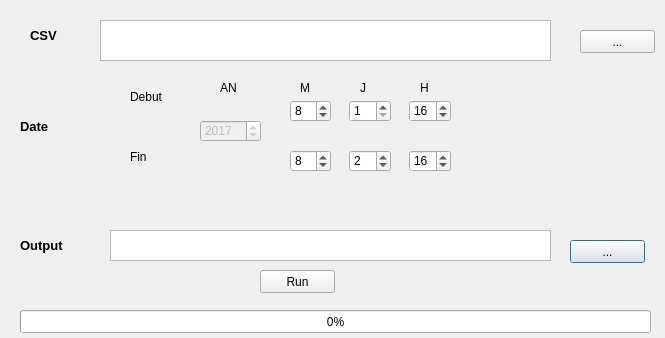
This is BioSIM_dialog_image.ui in RNCan/BioSIMPlugin as Qt 5 draws it before an edit. The edited form follows.
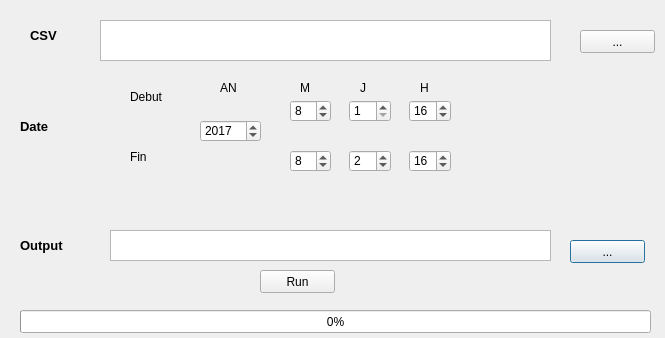
This is the edited form.

The edit to the form file:
```diff
--- a/BioSIM_dialog_image.ui
+++ b/BioSIM_dialog_image.ui
@@ -187,7 +187,7 @@
   </widget>
   <widget class="QSpinBox" name="spin_an">
    <property name="enabled">
-    <bool>false</bool>
+    <bool>true</bool>
    </property>
    <property name="geometry">
     <rect>
```
